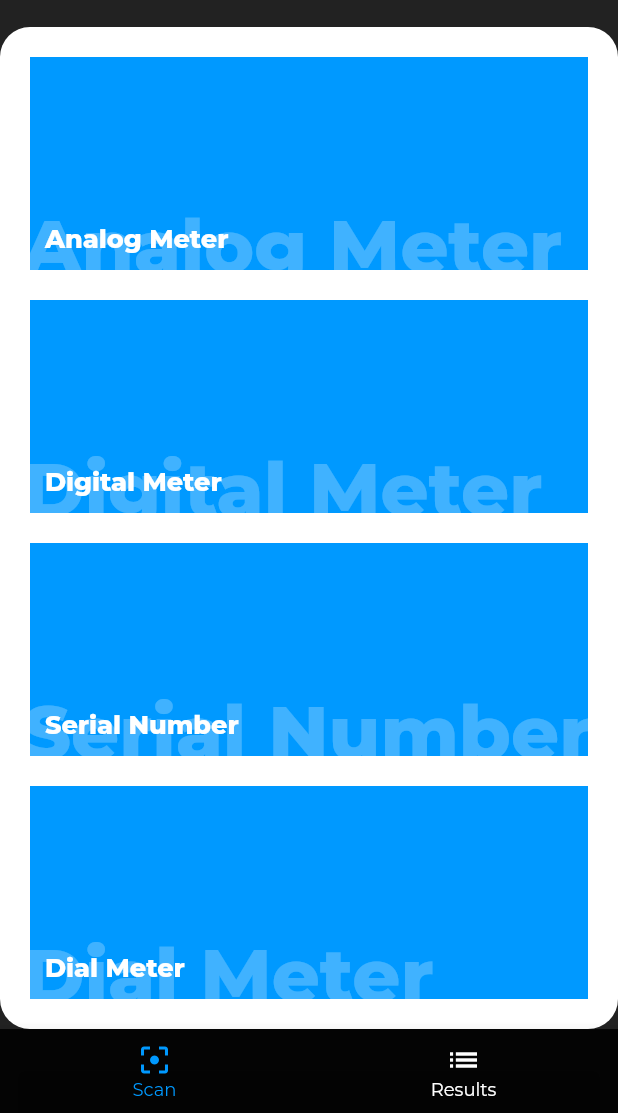
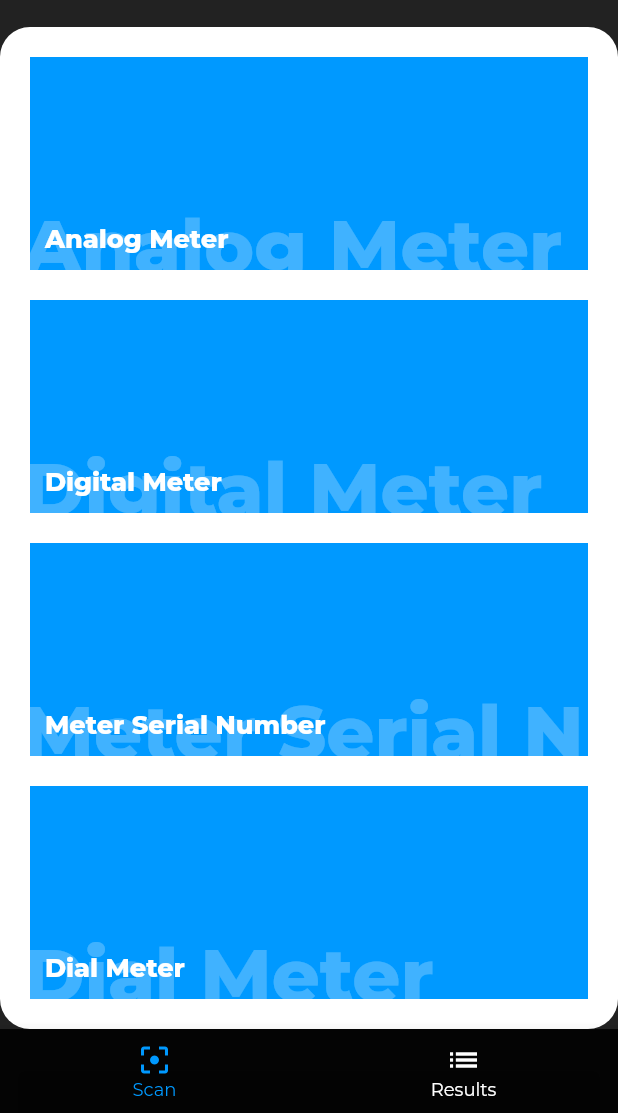
Before and after one commit to Anyline/anyline-ocr-flutter-module, a Flutter app: the screen it shows after launch, after a tap on an icon or button, on a phone screen of 412 x 824 dp, the part 123-1236 px from its top. Run offline on Flutter 3.47's test engine with Material 2 defaults, Android fonts, the phone set to English and light mode, and no system bars; our stand-ins replace google_fonts, permission_handler, photo_view, shared_preferences; project files that could hold a hidden picture were left out.

Commit message:
Change "Serial number" to "Meter Serial Number"

```diff
--- a/example/lib/home.dart
+++ b/example/lib/home.dart
@@ -330,7 +330,7 @@ class _HomeState extends State<Home> {
               },
             ),
             ScanButton(
-              text: 'Serial Number',
+              text: 'Meter Serial Number',
               onPressed: () {
                 scan(ScanMode.SerialNumber);
               },
--- a/example/lib/scan_modes.dart
+++ b/example/lib/scan_modes.dart
@@ -38,7 +38,7 @@ extension ScanModeInfo on ScanMode {
       case ScanMode.DigitalMeter:
         return 'Digital Meter';
       case ScanMode.SerialNumber:
-        return 'Serial Number';
+        return 'Meter Serial Number';
       case ScanMode.DialMeter:
         return 'Dial Meter';
       case ScanMode.DotMatrix:
@@ -74,7 +74,7 @@ extension ScanModeInfo on ScanMode {
       case ScanMode.VIN:
         return 'Vehicle Identification Number';
       case ScanMode.USNR:
-        return 'Universal Serial Number';
+        return 'Meter Serial Number';
       case ScanMode.ContainerShip:
         return 'Container';
       case ScanMode.VerticalContainer:
```
